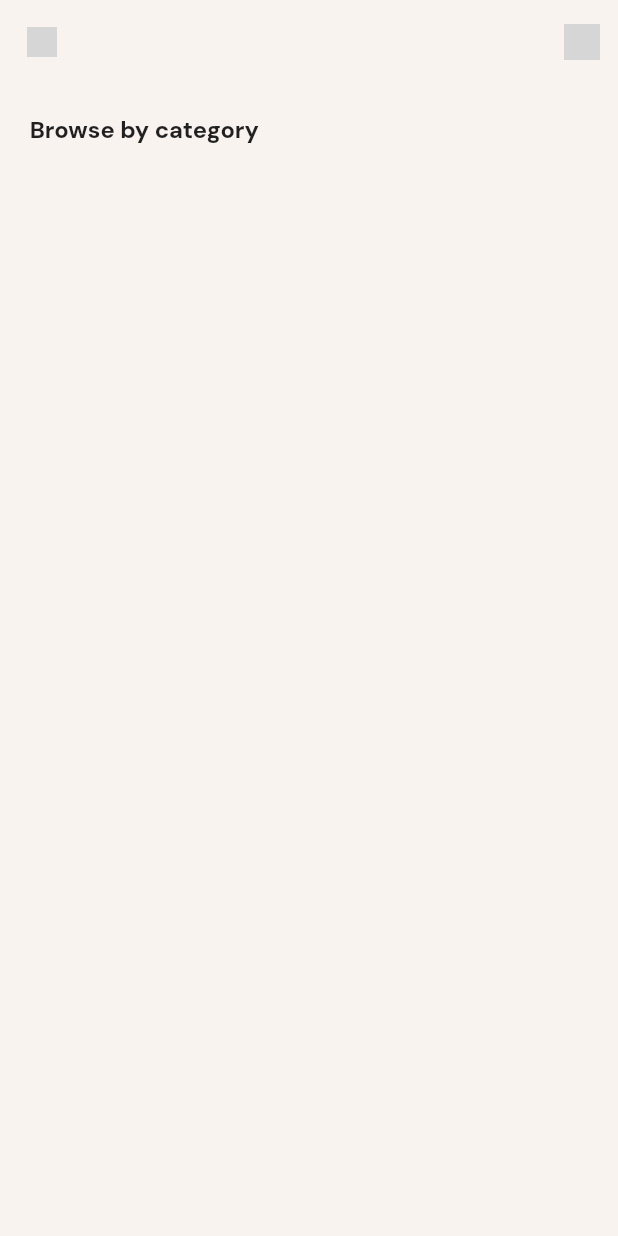
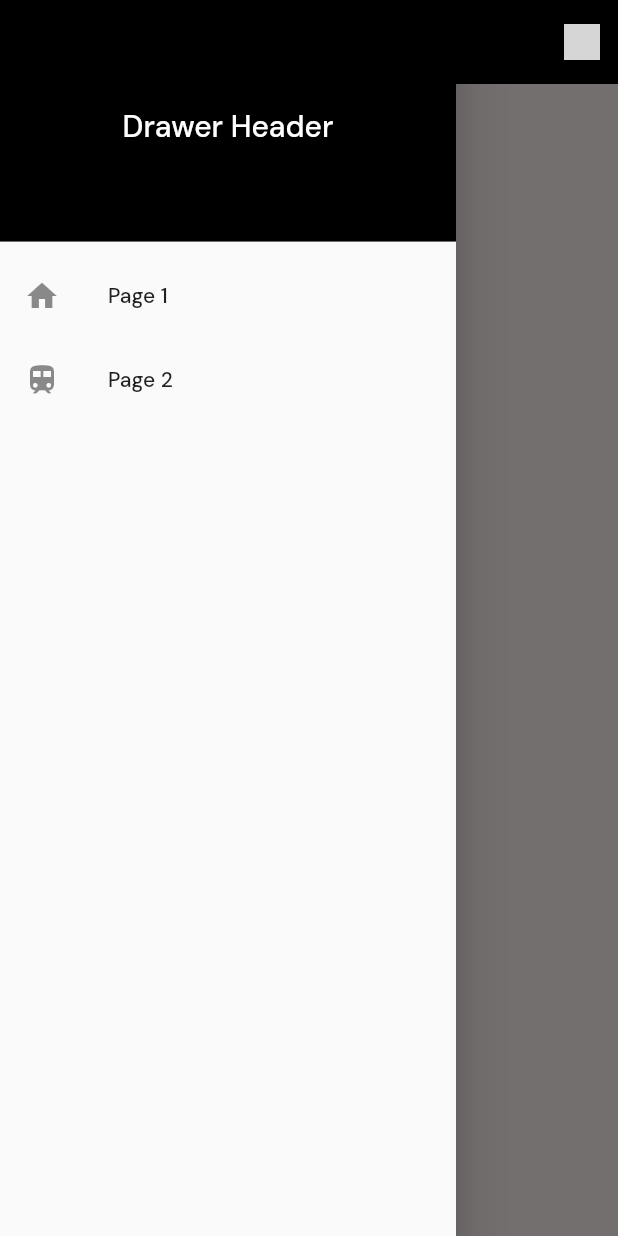
Before and after one commit to SinjinxJohn/potential-octo-couscous, a Flutter app: the screen it shows after launch, with the side drawer open (before the commit the screen has no drawer), on a phone screen of 412 x 824 dp. Run offline on Flutter 3.47's test engine with Material 2 defaults, Android fonts, the phone set to English and light mode, and no system bars; our stand-ins replace flutter_svg, google_fonts, lottie; network calls fail; grey boxes are pictures that could not be loaded.

Commit message:
added drawer

```diff
--- a/frontend/lib/HomePage.dart
+++ b/frontend/lib/HomePage.dart
@@ -50,6 +50,35 @@ class _HomePageState extends State<HomePage> {
     SizeConfig().init(context);
     return SafeArea(
       child: Scaffold(
+      drawer: Drawer(
+      child: ListView(
+        // Important: Remove any padding from the ListView.
+        padding: EdgeInsets.zero,
+        children: [
+          const DrawerHeader(
+            decoration: BoxDecoration(
+              color: Colors.black,
+            ),
+            child: Center(child: Text('Drawer Header',style: TextStyle(color: Colors.white,fontSize: 20),)),
+          ),
+          ListTile(
+            leading: Icon(
+              Icons.home,
+            ),
+            title: const Text('Page 1'),
+            onTap: () {
+              Navigator.pop(context);
+            },
+          ),
+          ListTile(
+            leading: Icon(
+              Icons.train,
+            ),
+            title: const Text('Page 2'),
+            onTap: () {
+              Navigator.pop(context);
+            },
+          ),])),
           backgroundColor: Color.fromARGB(255, 249, 243, 240),
           appBar: appBar(),
           body: SingleChildScrollView(
@@ -180,21 +209,24 @@ class _HomePageState extends State<HomePage> {
 
   AppBar appBar() {
     return AppBar(
+      backgroundColor: Colors.black ,
       actions: [
         IconButton(
           onPressed: () {},
           icon: Image.asset(
             "/home/sinjin/ecommerce/frontend/assets/icons8-shopping-cart-24.png",
             height: SizeConfig.defaultSize * 2.4,
+            color: Colors.white,
           ),
         )
       ],
-      leading: IconButton(
-          onPressed: () {},
-          icon: SvgPicture.asset(
-            "/home/sinjin/ecommerce/frontend/assets/icons8-menu.svg",
-            height: SizeConfig.defaultSize * 2,
-          )),
+      // leading: IconButton(
+      //     onPressed: () {},
+      //     icon: SvgPicture.asset(
+      //       "/home/sinjin/ecommerce/frontend/assets/icons8-menu.svg",
+      //       height: SizeConfig.defaultSize * 2,
+      //       colorFilter: ColorFilter.mode(Colors.white, BlendMode.srcIn),
+      //     )),
     );
   }
 }
```
Also changed, not shown: frontend/lib/detailsPage.dart (+12 -6 lines).
